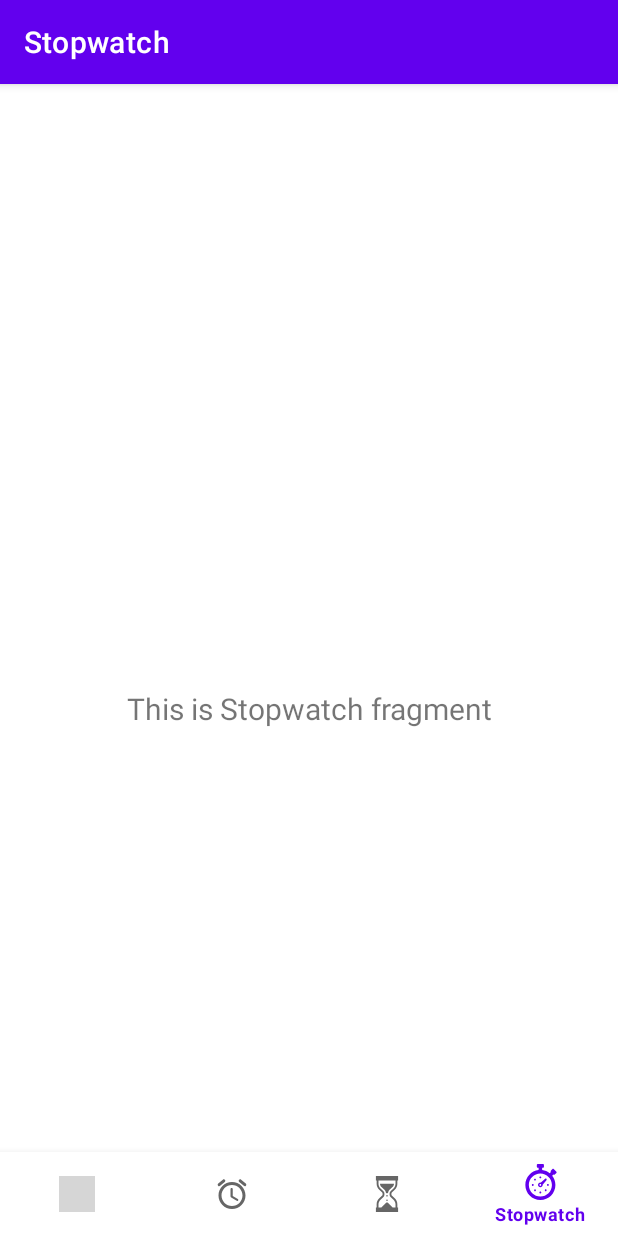
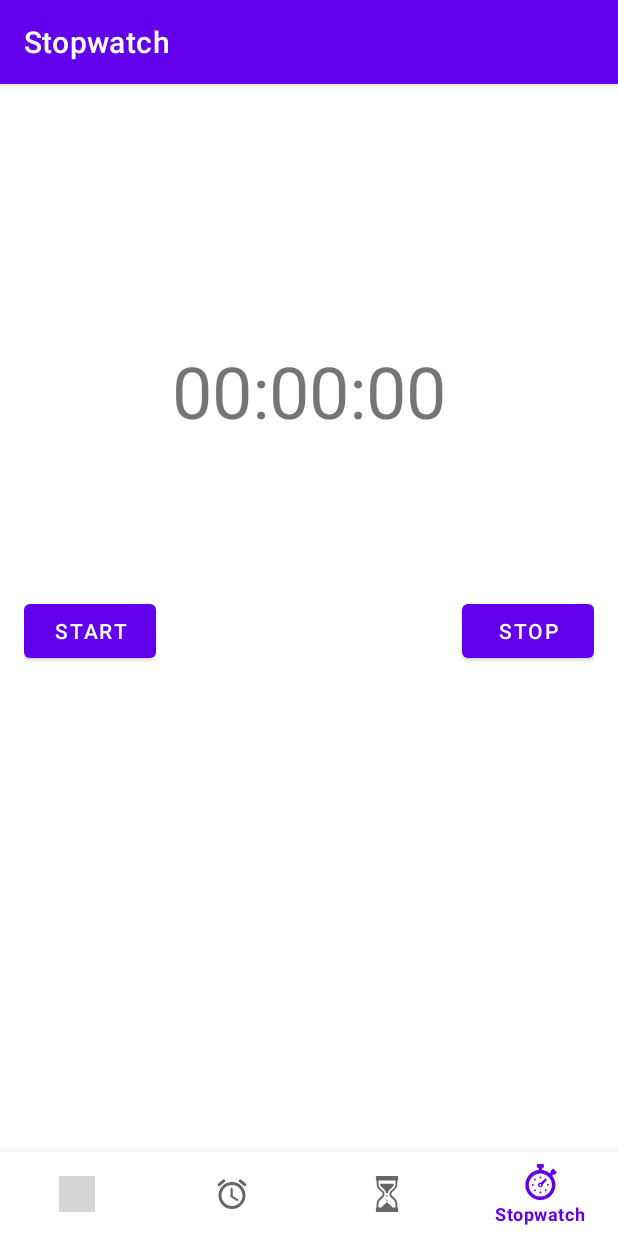
Before and after one commit to gast-r/clockapp, an Android app: the StopwatchFragment screen opened through its navigation route, on a phone screen of 412 x 824 dp. Run offline under Robolectric (Android 15) with nearby library versions, the phone set to English and light mode, and no system bars; our stand-ins replace navigation-ui; grey boxes are pictures that could not be loaded.

Commit message:
first implementation

```diff
--- a/app/src/main/java/uqac/dim/clockapp/ui/stopwatch/StopwatchFragment.java
+++ b/app/src/main/java/uqac/dim/clockapp/ui/stopwatch/StopwatchFragment.java
@@ -4,6 +4,7 @@ import android.os.Bundle;
 import android.view.LayoutInflater;
 import android.view.View;
 import android.view.ViewGroup;
+import android.widget.Button;
 import android.widget.TextView;
 
 import androidx.annotation.NonNull;
@@ -15,17 +16,51 @@ import uqac.dim.clockapp.databinding.FragmentStopwatchBinding;
 public class StopwatchFragment extends Fragment {
 
     private FragmentStopwatchBinding binding;
+    private StopwatchViewModel stopwatchViewModel;
 
+    @Override
     public View onCreateView(@NonNull LayoutInflater inflater,
                              ViewGroup container, Bundle savedInstanceState) {
-        StopwatchViewModel StopwatchViewModel =
-                new ViewModelProvider(this).get(StopwatchViewModel.class);
-
         binding = FragmentStopwatchBinding.inflate(inflater, container, false);
         View root = binding.getRoot();
 
-        final TextView textView = binding.textStopwatch;
-        StopwatchViewModel.getText().observe(getViewLifecycleOwner(), textView::setText);
+        final TextView textView = binding.textViewTimer;
+        final Button startStopButton = binding.buttonStart;
+        final Button clearButton = binding.buttonStop;
+
+        stopwatchViewModel = new ViewModelProvider(this).get(StopwatchViewModel.class);
+
+        stopwatchViewModel.getElapsedTimeMillis().observe(getViewLifecycleOwner(), elapsedTime -> {
+            long seconds = elapsedTime / 1000;
+            long minutes = seconds / 60;
+            long hours = minutes / 60;
+
+            String timeString = String.format("%02d:%02d:%02d",
+                    hours % 24, minutes % 60, seconds % 60);
+
+            textView.setText(timeString);
+        });
+
+        startStopButton.setOnClickListener(view -> {
+            if (stopwatchViewModel.getElapsedTimeMillis().getValue() == null) {
+                // Start the stopwatch
+                stopwatchViewModel.startTimer();
+                startStopButton.setText("Stop");
+                clearButton.setEnabled(true);
+            } else {
+                // Stop the stopwatch
+                stopwatchViewModel.stopTimer();
+                startStopButton.setText("Start");
+            }
+        });
+
+        clearButton.setOnClickListener(view -> {
+            // Clear the stopwatch
+            stopwatchViewModel.resetTimer();
+            startStopButton.setText("Start");
+            clearButton.setEnabled(false);
+        });
+
         return root;
     }
 
--- a/app/src/main/java/uqac/dim/clockapp/ui/stopwatch/StopwatchViewModel.java
+++ b/app/src/main/java/uqac/dim/clockapp/ui/stopwatch/StopwatchViewModel.java
@@ -1,4 +1,7 @@
 package uqac.dim.clockapp.ui.stopwatch;
+
+import android.os.Handler;
+import android.os.SystemClock;
 
 import androidx.lifecycle.LiveData;
 import androidx.lifecycle.MutableLiveData;
@@ -6,14 +9,47 @@ import androidx.lifecycle.ViewModel;
 
 public class StopwatchViewModel extends ViewModel {
 
-    private final MutableLiveData<String> mText;
+    private MutableLiveData<Long> elapsedTimeMillis = new MutableLiveData<>();
+    private Handler timerHandler;
+    private Runnable timerRunnable;
 
     public StopwatchViewModel() {
-        mText = new MutableLiveData<>();
-        mText.setValue("This is Stopwatch fragment");
+        timerHandler = new Handler();
+        timerRunnable = new Runnable() {
+            @Override
+            public void run() {
+                long currentTime = SystemClock.elapsedRealtime();
+                long elapsedTime = currentTime - elapsedTimeMillis.getValue();
+                elapsedTimeMillis.setValue(elapsedTime);
+                timerHandler.postDelayed(this, 100); // Update every 100 milliseconds
+            }
+        };
     }
 
-    public LiveData<String> getText() {
-        return mText;
+    public LiveData<Long> getElapsedTimeMillis() {
+        return elapsedTimeMillis;
+    }
+
+    public void startTimer() {
+        if (elapsedTimeMillis.getValue() == null) {
+            // Start a new timer
+            elapsedTimeMillis.setValue(SystemClock.elapsedRealtime());
+            timerHandler.postDelayed(timerRunnable, 100); // Start the timer
+        }
+    }
+
+    public void stopTimer() {
+        timerHandler.removeCallbacks(timerRunnable);
+    }
+
+    public void resetTimer() {
+        elapsedTimeMillis.setValue(null);
+        timerHandler.removeCallbacks(timerRunnable);
+    }
+
+    @Override
+    protected void onCleared() {
+        super.onCleared();
+        timerHandler.removeCallbacks(timerRunnable);
     }
 }
--- a/app/src/main/res/layout/fragment_stopwatch.xml
+++ b/app/src/main/res/layout/fragment_stopwatch.xml
@@ -1,22 +1,39 @@
 <?xml version="1.0" encoding="utf-8"?>
-<androidx.constraintlayout.widget.ConstraintLayout xmlns:android="http://schemas.android.com/apk/res/android"
-    xmlns:app="http://schemas.android.com/apk/res-auto"
+<RelativeLayout xmlns:android="http://schemas.android.com/apk/res/android"
     xmlns:tools="http://schemas.android.com/tools"
     android:layout_width="match_parent"
     android:layout_height="match_parent"
-    tools:context=".ui.stopwatch.StopwatchFragment">
+    android:padding="16dp"
+    tools:context=".MainActivity">
 
     <TextView
-        android:id="@+id/text_stopwatch"
-        android:layout_width="match_parent"
+        android:id="@+id/textViewTimer"
+        android:layout_width="wrap_content"
         android:layout_height="wrap_content"
-        android:layout_marginStart="8dp"
-        android:layout_marginTop="8dp"
-        android:layout_marginEnd="8dp"
-        android:textAlignment="center"
-        android:textSize="20sp"
-        app:layout_constraintBottom_toBottomOf="parent"
-        app:layout_constraintEnd_toEndOf="parent"
-        app:layout_constraintStart_toStartOf="parent"
-        app:layout_constraintTop_toTopOf="parent"/>
-</androidx.constraintlayout.widget.ConstraintLayout>
+        android:textSize="48sp"
+        android:text="00:00:00"
+        android:paddingTop="100dp"
+        android:paddingBottom="80dp"
+        android:layout_centerHorizontal="true"/>
+
+    <Button
+        android:id="@+id/buttonStart"
+        android:layout_width="wrap_content"
+        android:layout_height="wrap_content"
+        android:text="Start"
+        android:layout_below="@id/textViewTimer"
+        android:layout_marginTop="24dp"
+        android:layout_alignParentStart="true"
+        android:onClick="startTimer" />
+
+    <Button
+        android:id="@+id/buttonStop"
+        android:layout_width="wrap_content"
+        android:layout_height="wrap_content"
+        android:text="Stop"
+        android:layout_below="@id/textViewTimer"
+        android:layout_marginTop="24dp"
+        android:layout_alignParentEnd="true"
+        android:onClick="stopTimer" />
+
+</RelativeLayout>
```
